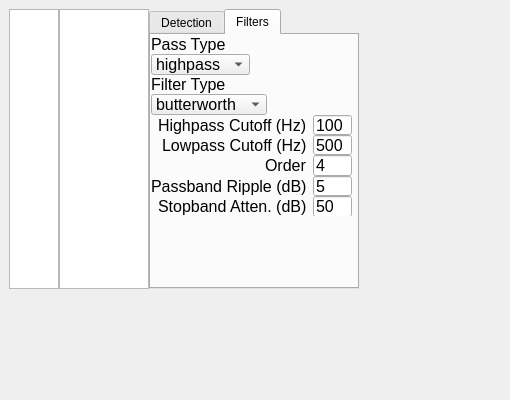
LeoJW/ampsorter, file mainwindow.ui: the form before one commit; both pictures show x 0 to 510 and y 0 to 400 of the 976 by 673 pixel window.
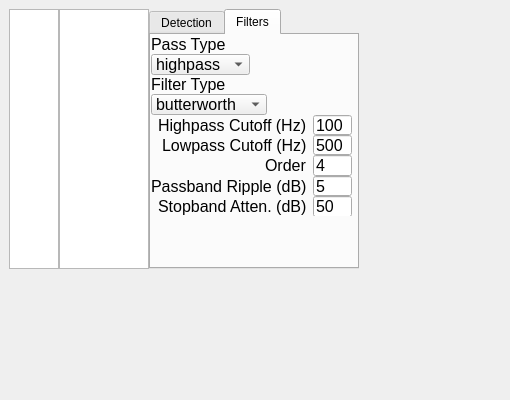
The form after the commit. Custom widgets are drawn as their Qt base class.

Commit message: pc plot added

```diff
--- a/mainwindow.ui
+++ b/mainwindow.ui
@@ -315,7 +315,7 @@
       </widget>
      </widget>
     </item>
-    <item row="0" column="6">
+    <item row="0" column="7">
      <spacer name="horizontalSpacer">
       <property name="orientation">
        <enum>Qt::Horizontal</enum>
@@ -334,7 +334,7 @@
     <item row="0" column="2">
      <widget class="QTableView" name="muscleView">
       <property name="sizePolicy">
-       <sizepolicy hsizetype="Maximum" vsizetype="MinimumExpanding">
+       <sizepolicy hsizetype="Maximum" vsizetype="Preferred">
         <horstretch>0</horstretch>
         <verstretch>0</verstretch>
        </sizepolicy>
@@ -348,7 +348,7 @@
       <property name="maximumSize">
        <size>
         <width>90</width>
-        <height>280</height>
+        <height>500</height>
        </size>
       </property>
       <property name="font">
@@ -379,7 +379,7 @@
     <item row="0" column="1">
      <widget class="QListView" name="trialView">
       <property name="sizePolicy">
-       <sizepolicy hsizetype="Maximum" vsizetype="MinimumExpanding">
+       <sizepolicy hsizetype="Maximum" vsizetype="Preferred">
         <horstretch>0</horstretch>
         <verstretch>0</verstretch>
        </sizepolicy>
@@ -393,7 +393,7 @@
       <property name="maximumSize">
        <size>
         <width>50</width>
-        <height>280</height>
+        <height>500</height>
        </size>
       </property>
       <property name="selectionMode">
@@ -404,8 +404,15 @@
       </property>
      </widget>
     </item>
-    <item row="1" column="1" colspan="6">
-     <widget class="PlotWidget" name="traceView" native="true"/>
+    <item row="1" column="1" colspan="7">
+     <widget class="PlotWidget" name="traceView" native="true">
+      <property name="sizePolicy">
+       <sizepolicy hsizetype="Preferred" vsizetype="Expanding">
+        <horstretch>0</horstretch>
+        <verstretch>0</verstretch>
+       </sizepolicy>
+      </property>
+     </widget>
     </item>
     <item row="0" column="5">
      <widget class="PlotWidget" name="waveView" native="true"/>
```
Left out of the diff: 3 changed lines with no effect on the pictures. The commit also changes 2 other files.
